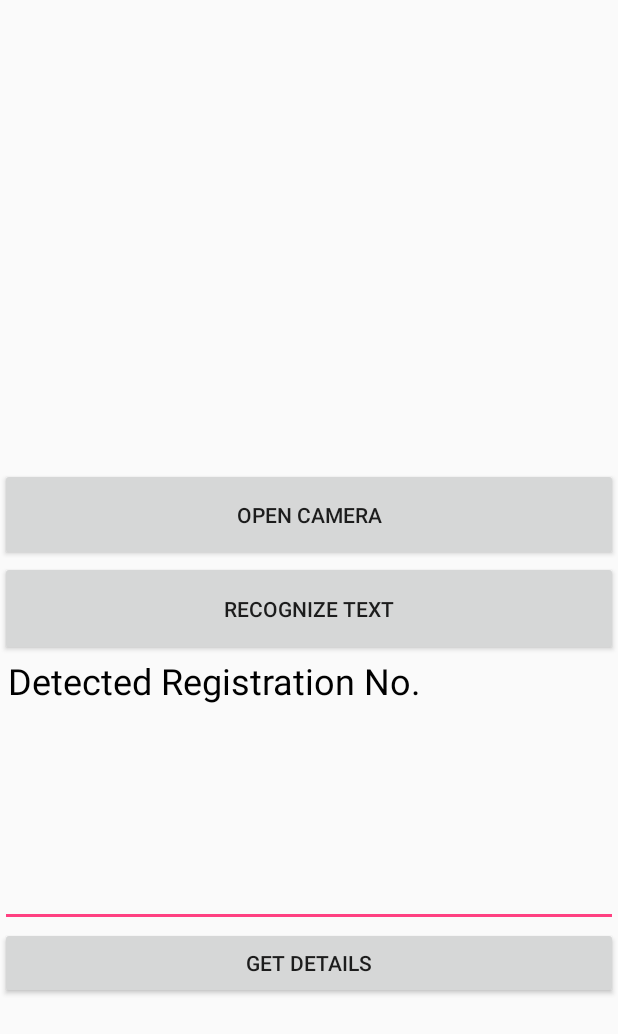
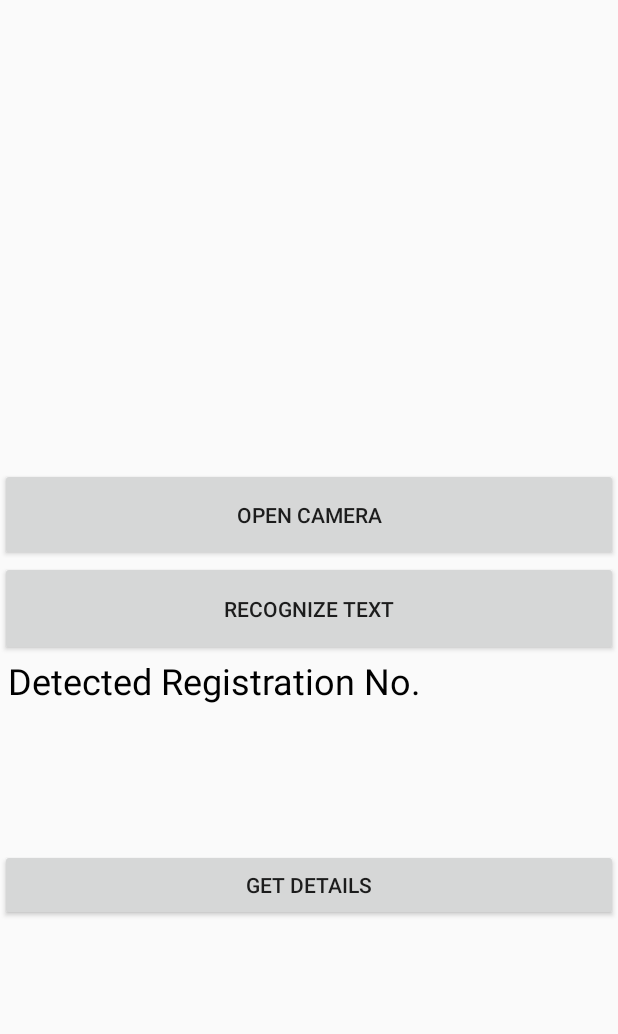
Before and after one commit to Yaswanth3277/vdetails, an Android app: the takePic screen opened directly, with no data from a screen before it, on a phone screen of 412 x 824 dp. Shown: the top 1034 px of the screen. Run offline under Robolectric (Android 15) with nearby library versions, the phone set to English and light mode, and no system bars; libraries missing offline, so code that uses them is left out: com.google.android.gms.

Commit message:
Updated Fuel Type and changed edit to textview

```diff
--- a/app/src/main/java/com/example/vdetails/takePic.java
+++ b/app/src/main/java/com/example/vdetails/takePic.java
@@ -18,6 +18,7 @@ import android.support.v4.content.ContextCompat;
 import android.Manifest;
 import android.content.DialogInterface;
 import android.content.pm.PackageManager;
+import android.widget.TextView;
 import android.widget.Toast;
 import android.support.v4.app.ActivityCompat;
 import android.support.v7.app.AlertDialog;
@@ -42,7 +43,7 @@ public class takePic extends Activity {
     Bitmap image;
     String fname;
     String platenumber;
-    EditText textview;
+    TextView textview;
     ImageView imageview;
 
     @Override
--- a/app/src/main/java/com/example/vdetails/uploadPic.java
+++ b/app/src/main/java/com/example/vdetails/uploadPic.java
@@ -38,7 +38,7 @@ public class uploadPic extends Activity {
     TextView textTargetUri;
     ImageView targetImage;
     Bitmap bitmap;
-    EditText textview;
+    TextView textview;
     Uri targetUri;
     File file;
     String platenumber;
--- a/app/src/main/res/layout/take_pic.xml
+++ b/app/src/main/res/layout/take_pic.xml
@@ -33,14 +33,10 @@
         android:textColor="#000000"
         android:textSize="24dp" />
 
-    <EditText
+    <TextView
         android:id="@+id/textView"
         android:layout_width="match_parent"
-        android:layout_height="148dp"
-        android:ems="10"
-        android:inputType="textPersonName"
-        android:textColor="#000000"
-        android:textSize="24dp" />
+        android:layout_height="96dp" />
 
     <Button
         android:id="@+id/button6"
--- a/app/src/main/res/layout/vehicle_details.xml
+++ b/app/src/main/res/layout/vehicle_details.xml
@@ -149,7 +149,7 @@
         android:layout_marginEnd="8dp"
         android:text="Fuel Type"
         android:textSize="16dp"
-        app:layout_constraintBottom_toTopOf="@+id/regLoc"
+        app:layout_constraintBottom_toTopOf="@+id/fuelType"
         app:layout_constraintEnd_toEndOf="parent"
         app:layout_constraintStart_toStartOf="parent"
         app:layout_constraintTop_toBottomOf="@+id/RegLoc" />
@@ -209,7 +209,7 @@
         app:layout_constraintTop_toBottomOf="@+id/textView5" />
 
     <EditText
-        android:id="@+id/regLoc"
+        android:id="@+id/fuelType"
         android:layout_width="395dp"
         android:layout_height="45dp"
         android:layout_marginStart="8dp"
```
Also changed, not shown: app/src/main/java/com/example/vdetails/vehicleDetails.java (+24 -2 lines), app/src/main/res/layout/upload_pic.xml (+2 -5 lines).
